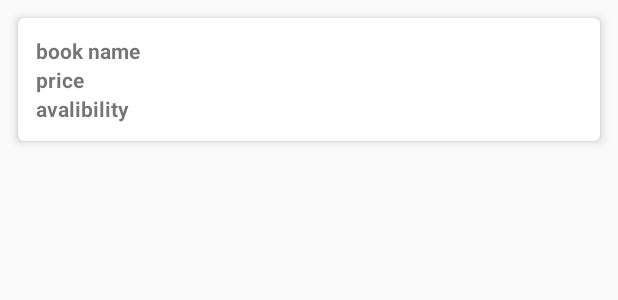
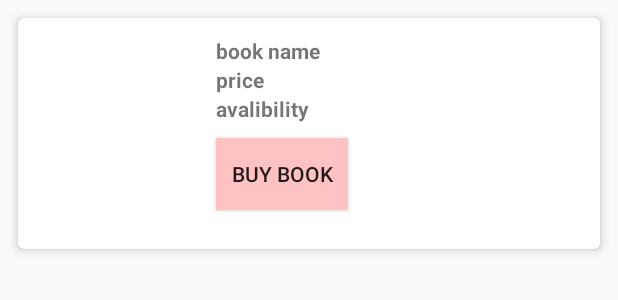
Before and after one commit to KeshavaTelan/Cloudbrary, an Android app: the layout book_list.xml on its own in the app's theme, with its tools: preview values and no code run, on a phone screen of 412 x 824 dp. Shown: the top 300 px of the screen. Run offline under Robolectric (Android 15) with nearby library versions, the phone set to English and light mode, and no system bars.

Commit message:
six commit:add book to user account

```diff
--- a/app/src/main/res/layout/book_list.xml
+++ b/app/src/main/res/layout/book_list.xml
@@ -13,6 +13,24 @@
         android:layout_height="match_parent"
         android:padding="12dp">
 
+        <ImageView
+            android:id="@+id/book_img"
+            android:layout_width="100dp"
+            android:layout_height="130dp"
+            android:scaleType="fitXY"
+            app:layout_constraintStart_toStartOf="parent"
+            app:layout_constraintTop_toTopOf="parent"
+
+            />
+
+        <androidx.constraintlayout.widget.ConstraintLayout
+            android:id="@+id/testcon"
+            android:layout_marginStart="20dp"
+            android:layout_width="wrap_content"
+            android:layout_height="wrap_content"
+            app:layout_constraintStart_toEndOf="@id/book_img"
+            app:layout_constraintTop_toTopOf="parent" >
+
             <TextView
                 android:id="@+id/item_user_id_label"
                 android:layout_width="wrap_content"
@@ -20,7 +38,7 @@
                 android:text="book name"
                 android:textStyle="bold"
                 app:layout_constraintStart_toStartOf="parent"
-            app:layout_constraintTop_toTopOf="parent" />
+                app:layout_constraintTop_toTopOf="parent"/>
 
             <TextView
                 android:id="@+id/book_name"
@@ -65,6 +83,21 @@
                 app:layout_constraintStart_toEndOf="@id/item_last_name_label"
                 app:layout_constraintTop_toTopOf="@id/item_last_name_label"
                 />
+        </androidx.constraintlayout.widget.ConstraintLayout>
+
+    <Button
+        android:id="@+id/bookybuy"
+        android:layout_width="wrap_content"
+        android:layout_height="wrap_content"
+        android:text="buy book"
+        app:layout_constraintStart_toStartOf="@+id/testcon"
+        app:layout_constraintTop_toBottomOf="@id/testcon"
+        android:layout_marginTop="10dp"
+        android:background="#FFC2C2"
+        />
+
+
+
 
 
 
--- a/app/src/main/res/values/colors.xml
+++ b/app/src/main/res/values/colors.xml
@@ -3,4 +3,5 @@
     <color name="colorPrimary">#6200EE</color>
     <color name="colorPrimaryDark">#3700B3</color>
     <color name="colorAccent">#03DAC5</color>
+    <color name="red">#FF6357</color>
 </resources>
```
Also changed, not shown: app/src/main/java/com/keshava/cloudbrary/Books.java (+3 -9 lines), app/src/main/java/com/keshava/cloudbrary/BooksrecycleAdapter.java (+105 -2 lines), app/src/main/java/com/keshava/cloudbrary/adminpage.java (+6 -3 lines), app/src/main/java/com/keshava/cloudbrary/searchAct.java (+16 -21 lines). Lines whose indentation alone changed are shown as unchanged.
